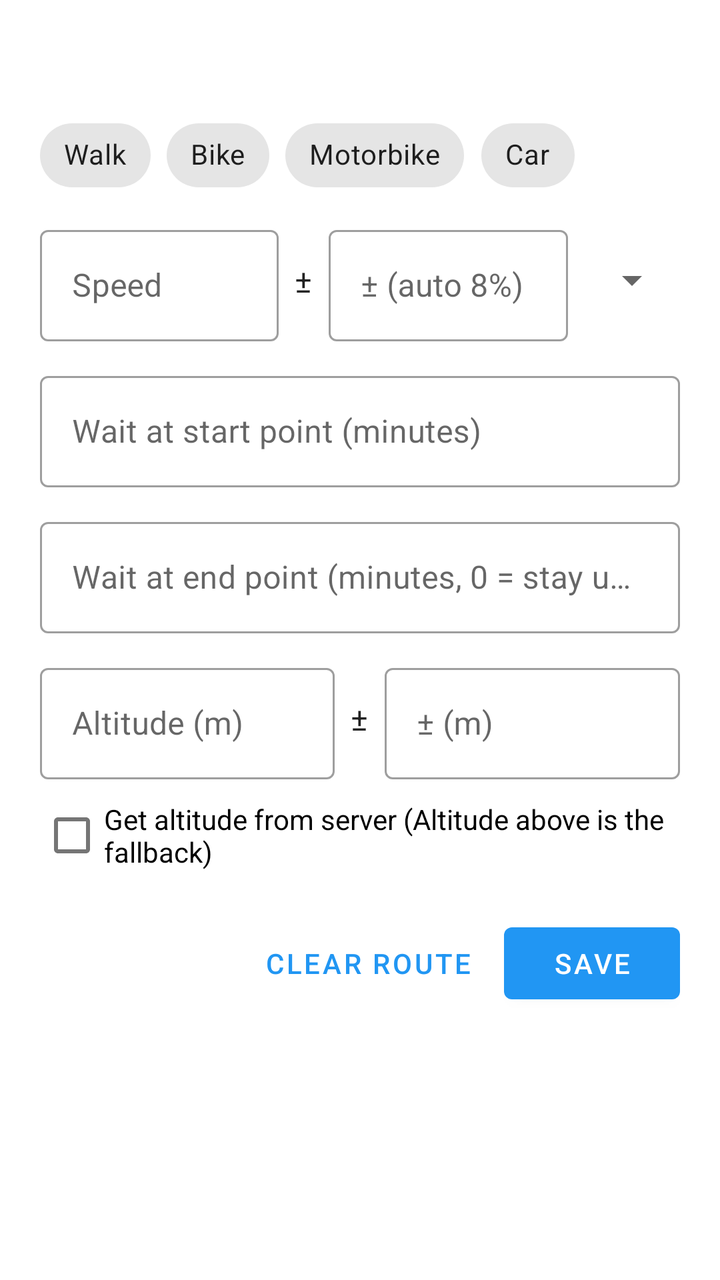
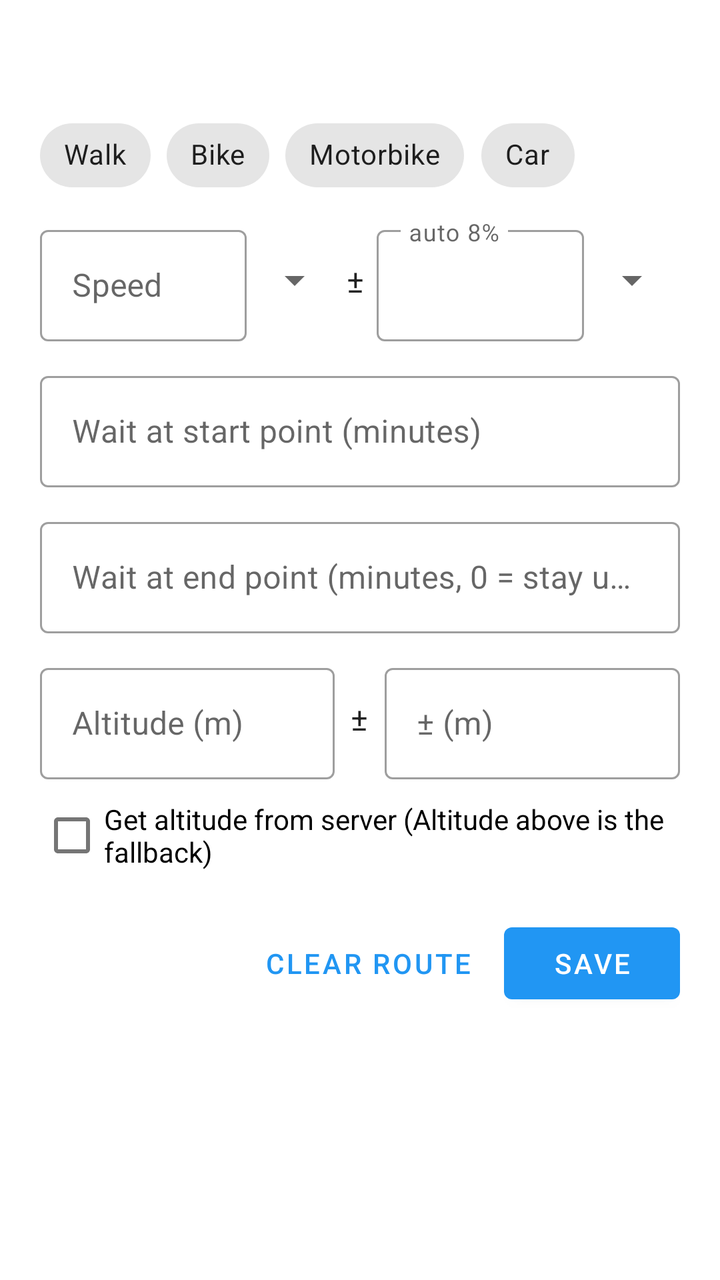

The first picture is an Android layout as it rendered before a commit; the second is the same layout after the commit. The layout source and the unified diff follow.
<!-- AndroidManifest.xml: application theme Theme.SetLoc -->
<!-- res/layout/route_options.xml -->
<?xml version="1.0" encoding="utf-8"?>
<LinearLayout xmlns:android="http://schemas.android.com/apk/res/android"
    xmlns:app="http://schemas.android.com/apk/res-auto"
    android:layout_width="match_parent"
    android:layout_height="wrap_content"
    android:orientation="vertical"
    android:paddingStart="20dp"
    android:paddingTop="20dp"
    android:paddingEnd="20dp"
    android:paddingBottom="16dp">

    <TextView
        android:id="@+id/route_summary"
        android:layout_width="match_parent"
        android:layout_height="wrap_content"
        android:textAppearance="?attr/textAppearanceSubtitle1"
        android:textStyle="bold" />

    <com.google.android.material.chip.ChipGroup
        android:id="@+id/route_mode"
        android:layout_width="match_parent"
        android:layout_height="wrap_content"
        android:layout_marginTop="12dp"
        app:selectionRequired="true"
        app:singleSelection="true">

        <com.google.android.material.chip.Chip
            android:id="@+id/mode_walk"
            style="@style/Widget.MaterialComponents.Chip.Choice"
            android:layout_width="wrap_content"
            android:layout_height="wrap_content"
            android:text="@string/mode_walk" />

        <com.google.android.material.chip.Chip
            android:id="@+id/mode_bike"
            style="@style/Widget.MaterialComponents.Chip.Choice"
            android:layout_width="wrap_content"
            android:layout_height="wrap_content"
            android:text="@string/mode_bike" />

        <com.google.android.material.chip.Chip
            android:id="@+id/mode_motor"
            style="@style/Widget.MaterialComponents.Chip.Choice"
            android:layout_width="wrap_content"
            android:layout_height="wrap_content"
            android:text="@string/mode_motor" />

        <com.google.android.material.chip.Chip
            android:id="@+id/mode_car"
            style="@style/Widget.MaterialComponents.Chip.Choice"
            android:layout_width="wrap_content"
            android:layout_height="wrap_content"
            android:text="@string/mode_car" />
    </com.google.android.material.chip.ChipGroup>

    <LinearLayout
        android:layout_width="match_parent"
        android:layout_height="wrap_content"
        android:layout_marginTop="8dp"
        android:orientation="horizontal">

        <com.google.android.material.textfield.TextInputLayout
            style="@style/Widget.MaterialComponents.TextInputLayout.OutlinedBox"
            android:layout_width="0dp"
            android:layout_height="wrap_content"
            android:layout_weight="1"
            android:hint="@string/route_speed">

            <com.google.android.material.textfield.TextInputEditText
                android:id="@+id/route_speed"
                android:layout_width="match_parent"
                android:layout_height="wrap_content"
                android:inputType="numberDecimal"
                android:maxLength="5" />
        </com.google.android.material.textfield.TextInputLayout>

        <TextView
            android:layout_width="wrap_content"
            android:layout_height="wrap_content"
            android:layout_gravity="center_vertical"
            android:layout_marginStart="8dp"
            android:layout_marginEnd="8dp"
            android:text="±"
            android:textAppearance="?attr/textAppearanceSubtitle1" />

        <com.google.android.material.textfield.TextInputLayout
            style="@style/Widget.MaterialComponents.TextInputLayout.OutlinedBox"
            android:layout_width="0dp"
            android:layout_height="wrap_content"
            android:layout_weight="1"
            android:hint="@string/route_speed_var">

            <com.google.android.material.textfield.TextInputEditText
                android:id="@+id/route_speed_var"
                android:layout_width="match_parent"
                android:layout_height="wrap_content"
                android:inputType="numberDecimal"
                android:maxLength="5" />
        </com.google.android.material.textfield.TextInputLayout>

        <Spinner
            android:id="@+id/route_speed_unit"
            android:layout_width="wrap_content"
            android:layout_height="wrap_content"
            android:layout_gravity="center_vertical"
            android:layout_marginStart="8dp" />
    </LinearLayout>

    <com.google.android.material.textfield.TextInputLayout
        style="@style/Widget.MaterialComponents.TextInputLayout.OutlinedBox"
        android:layout_width="match_parent"
        android:layout_height="wrap_content"
        android:layout_marginTop="12dp"
        android:hint="@string/route_wait_start">

        <com.google.android.material.textfield.TextInputEditText
            android:id="@+id/route_wait"
            android:layout_width="match_parent"
            android:layout_height="wrap_content"
            android:inputType="numberDecimal"
            android:maxLength="5" />
    </com.google.android.material.textfield.TextInputLayout>

    <com.google.android.material.textfield.TextInputLayout
        style="@style/Widget.MaterialComponents.TextInputLayout.OutlinedBox"
        android:layout_width="match_parent"
        android:layout_height="wrap_content"
        android:layout_marginTop="12dp"
        android:hint="@string/route_wait_end">

        <com.google.android.material.textfield.TextInputEditText
            android:id="@+id/route_wait_end"
            android:layout_width="match_parent"
            android:layout_height="wrap_content"
            android:inputType="numberDecimal"
            android:maxLength="5" />
    </com.google.android.material.textfield.TextInputLayout>

    <LinearLayout
        android:layout_width="match_parent"
        android:layout_height="wrap_content"
        android:layout_marginTop="12dp"
        android:orientation="horizontal">

        <com.google.android.material.textfield.TextInputLayout
            style="@style/Widget.MaterialComponents.TextInputLayout.OutlinedBox"
            android:layout_width="0dp"
            android:layout_height="wrap_content"
            android:layout_weight="1"
            android:hint="@string/route_altitude">

            <com.google.android.material.textfield.TextInputEditText
                android:id="@+id/route_altitude"
                android:layout_width="match_parent"
                android:layout_height="wrap_content"
                android:inputType="numberDecimal|numberSigned"
                android:maxLength="7" />
        </com.google.android.material.textfield.TextInputLayout>

        <TextView
            android:layout_width="wrap_content"
            android:layout_height="wrap_content"
            android:layout_gravity="center_vertical"
            android:layout_marginStart="8dp"
            android:layout_marginEnd="8dp"
            android:text="±"
            android:textAppearance="?attr/textAppearanceSubtitle1" />

        <com.google.android.material.textfield.TextInputLayout
            style="@style/Widget.MaterialComponents.TextInputLayout.OutlinedBox"
            android:layout_width="0dp"
            android:layout_height="wrap_content"
            android:layout_weight="1"
            android:hint="@string/route_altitude_var">

            <com.google.android.material.textfield.TextInputEditText
                android:id="@+id/route_altitude_var"
                android:layout_width="match_parent"
                android:layout_height="wrap_content"
                android:inputType="numberDecimal"
                android:maxLength="5" />
        </com.google.android.material.textfield.TextInputLayout>
    </LinearLayout>

    <com.google.android.material.checkbox.MaterialCheckBox
        android:id="@+id/route_altitude_server"
        android:layout_width="match_parent"
        android:layout_height="wrap_content"
        android:layout_marginTop="4dp"
        android:text="@string/route_altitude_server" />

    <LinearLayout
        android:layout_width="match_parent"
        android:layout_height="wrap_content"
        android:layout_marginTop="16dp"
        android:gravity="end"
        android:orientation="horizontal">

        <com.google.android.material.button.MaterialButton
            android:id="@+id/route_clear"
            style="@style/Widget.MaterialComponents.Button.TextButton"
            android:layout_width="wrap_content"
            android:layout_height="wrap_content"
            android:text="@string/route_clear" />

        <com.google.android.material.button.MaterialButton
            android:id="@+id/route_save"
            android:layout_width="wrap_content"
            android:layout_height="wrap_content"
            android:layout_marginStart="8dp"
            android:text="@string/route_save" />
    </LinearLayout>
</LinearLayout>
<!-- resources referenced by this layout -->
<resources>
  <string name="mode_bike">Bike</string>
  <string name="mode_car">Car</string>
  <string name="mode_motor">Motorbike</string>
  <string name="mode_walk">Walk</string>
  <string name="route_altitude">Altitude (m)</string>
  <string name="route_altitude_server">Get altitude from server (Altitude above is the fallback)</string>
  <string name="route_altitude_var">± (m)</string>
  <string name="route_clear">Clear route</string>
  <string name="route_save">Save</string>
  <string name="route_speed">Speed</string>
  <string name="route_speed_var">± (auto 8%)</string>
  <string name="route_wait_end">Wait at end point (minutes, 0 = stay until Stop)</string>
  <string name="route_wait_start">Wait at start point (minutes)</string>
  <style name="Theme.SetLoc" parent="Theme.MaterialComponents.DayNight.NoActionBar">
  
          <item name="colorPrimary">@color/primary</item>
          <item name="colorPrimaryDark">@color/primary_dark</item>
          <item name="colorAccent">@color/accent</item>
          <item name="colorOnPrimary">@color/white</item>
          <item name="android:navigationBarColor">@android:color/transparent</item>
  
      </style>
  <color name="primary">#2196F3</color>
  <color name="primary_dark">#1976D2</color>
  <color name="accent">#FF3F80</color>
  <color name="white">#FFFFFFFF</color>
</resources>

<!-- the commit's change to res/layout/route_options.xml (unified diff, before → after) -->
@@ -74,6 +74,99 @@
                 android:maxLength="5" />
         </com.google.android.material.textfield.TextInputLayout>
 
+        
+        <Spinner
+            android:id="@+id/route_speed_unit"
+            android:layout_width="wrap_content"
+            android:layout_height="wrap_content"
+            android:layout_gravity="center_vertical" />
+
+        <TextView
+            android:layout_width="wrap_content"
+            android:layout_height="wrap_content"
+            android:layout_gravity="center_vertical"
+            android:layout_marginStart="2dp"
+            android:layout_marginEnd="6dp"
+            android:text="±"
+            android:textAppearance="?attr/textAppearanceSubtitle1" />
+
+        
+        <com.google.android.material.textfield.TextInputLayout
+            android:id="@+id/route_speed_var_layout"
+            style="@style/Widget.MaterialComponents.TextInputLayout.OutlinedBox"
+            android:layout_width="0dp"
+            android:layout_height="wrap_content"
+            android:layout_weight="1"
+            android:hint="@string/route_speed_var"
+            app:expandedHintEnabled="false">
+
+            <com.google.android.material.textfield.TextInputEditText
+                android:id="@+id/route_speed_var"
+                android:layout_width="match_parent"
+                android:layout_height="wrap_content"
+                android:inputType="numberDecimal"
+                android:maxLength="5" />
+        </com.google.android.material.textfield.TextInputLayout>
+
+        
+        <Spinner
+            android:id="@+id/route_speed_var_unit"
+            android:layout_width="wrap_content"
+            android:layout_height="wrap_content"
+            android:layout_gravity="center_vertical" />
+    </LinearLayout>
+
+    <com.google.android.material.textfield.TextInputLayout
+        style="@style/Widget.MaterialComponents.TextInputLayout.OutlinedBox"
+        android:layout_width="match_parent"
+        android:layout_height="wrap_content"
+        android:layout_marginTop="12dp"
+        android:hint="@string/route_wait_start">
+
+        <com.google.android.material.textfield.TextInputEditText
+            android:id="@+id/route_wait"
+            android:layout_width="match_parent"
+            android:layout_height="wrap_content"
+            android:inputType="numberDecimal"
+            android:maxLength="5" />
+    </com.google.android.material.textfield.TextInputLayout>
+
+    <com.google.android.material.textfield.TextInputLayout
+        style="@style/Widget.MaterialComponents.TextInputLayout.OutlinedBox"
+        android:layout_width="match_parent"
+        android:layout_height="wrap_content"
+        android:layout_marginTop="12dp"
+        android:hint="@string/route_wait_end">
+
+        <com.google.android.material.textfield.TextInputEditText
+            android:id="@+id/route_wait_end"
+            android:layout_width="match_parent"
+            android:layout_height="wrap_content"
+            android:inputType="numberDecimal"
+            android:maxLength="5" />
+    </com.google.android.material.textfield.TextInputLayout>
+
+    <LinearLayout
+        android:layout_width="match_parent"
+        android:layout_height="wrap_content"
+        android:layout_marginTop="12dp"
+        android:orientation="horizontal">
+
+        <com.google.android.material.textfield.TextInputLayout
+            style="@style/Widget.MaterialComponents.TextInputLayout.OutlinedBox"
+            android:layout_width="0dp"
+            android:layout_height="wrap_content"
+            android:layout_weight="1"
+            android:hint="@string/route_altitude">
+
+            <com.google.android.material.textfield.TextInputEditText
+                android:id="@+id/route_altitude"
+                android:layout_width="match_parent"
+                android:layout_height="wrap_content"
+                android:inputType="numberDecimal|numberSigned"
+                android:maxLength="7" />
+        </com.google.android.material.textfield.TextInputLayout>
+
         <TextView
             android:layout_width="wrap_content"
             android:layout_height="wrap_content"
@@ -88,89 +181,6 @@
             android:layout_width="0dp"
             android:layout_height="wrap_content"
             android:layout_weight="1"
-            android:hint="@string/route_speed_var">
-
-            <com.google.android.material.textfield.TextInputEditText
-                android:id="@+id/route_speed_var"
-                android:layout_width="match_parent"
-                android:layout_height="wrap_content"
-                android:inputType="numberDecimal"
-                android:maxLength="5" />
-        </com.google.android.material.textfield.TextInputLayout>
-
-        <Spinner
-            android:id="@+id/route_speed_unit"
-            android:layout_width="wrap_content"
-            android:layout_height="wrap_content"
-            android:layout_gravity="center_vertical"
-            android:layout_marginStart="8dp" />
-    </LinearLayout>
-
-    <com.google.android.material.textfield.TextInputLayout
-        style="@style/Widget.MaterialComponents.TextInputLayout.OutlinedBox"
-        android:layout_width="match_parent"
-        android:layout_height="wrap_content"
-        android:layout_marginTop="12dp"
-        android:hint="@string/route_wait_start">
-
-        <com.google.android.material.textfield.TextInputEditText
-            android:id="@+id/route_wait"
-            android:layout_width="match_parent"
-            android:layout_height="wrap_content"
-            android:inputType="numberDecimal"
-            android:maxLength="5" />
-    </com.google.android.material.textfield.TextInputLayout>
-
-    <com.google.android.material.textfield.TextInputLayout
-        style="@style/Widget.MaterialComponents.TextInputLayout.OutlinedBox"
-        android:layout_width="match_parent"
-        android:layout_height="wrap_content"
-        android:layout_marginTop="12dp"
-        android:hint="@string/route_wait_end">
-
-        <com.google.android.material.textfield.TextInputEditText
-            android:id="@+id/route_wait_end"
-            android:layout_width="match_parent"
-            android:layout_height="wrap_content"
-            android:inputType="numberDecimal"
-            android:maxLength="5" />
-    </com.google.android.material.textfield.TextInputLayout>
-
-    <LinearLayout
-        android:layout_width="match_parent"
-        android:layout_height="wrap_content"
-        android:layout_marginTop="12dp"
-        android:orientation="horizontal">
-
-        <com.google.android.material.textfield.TextInputLayout
-            style="@style/Widget.MaterialComponents.TextInputLayout.OutlinedBox"
-            android:layout_width="0dp"
-            android:layout_height="wrap_content"
-            android:layout_weight="1"
-            android:hint="@string/route_altitude">
-
-            <com.google.android.material.textfield.TextInputEditText
-                android:id="@+id/route_altitude"
-                android:layout_width="match_parent"
-                android:layout_height="wrap_content"
-                android:inputType="numberDecimal|numberSigned"
-                android:maxLength="7" />
-        </com.google.android.material.textfield.TextInputLayout>
-
-        <TextView
-            android:layout_width="wrap_content"
-            android:layout_height="wrap_content"
-            android:layout_gravity="center_vertical"
-            android:layout_marginStart="8dp"
-            android:layout_marginEnd="8dp"
-            android:text="±"
-            android:textAppearance="?attr/textAppearanceSubtitle1" />
-
-        <com.google.android.material.textfield.TextInputLayout
-            style="@style/Widget.MaterialComponents.TextInputLayout.OutlinedBox"
-            android:layout_width="0dp"
-            android:layout_height="wrap_content"
-            android:layout_weight="1"
             android:hint="@string/route_altitude_var">
 
             <com.google.android.material.textfield.TextInputEditText
<!-- resource entries referenced after the edit -->
@@ -10,7 +10,7 @@
   <string name="route_clear">Clear route</string>
   <string name="route_save">Save</string>
   <string name="route_speed">Speed</string>
-  <string name="route_speed_var">± (auto 8%)</string>
+  <string name="route_speed_var">auto 8%</string>
   <string name="route_wait_end">Wait at end point (minutes, 0 = stay until Stop)</string>
   <string name="route_wait_start">Wait at start point (minutes)</string>
   <style name="Theme.SetLoc" parent="Theme.MaterialComponents.DayNight.NoActionBar">
